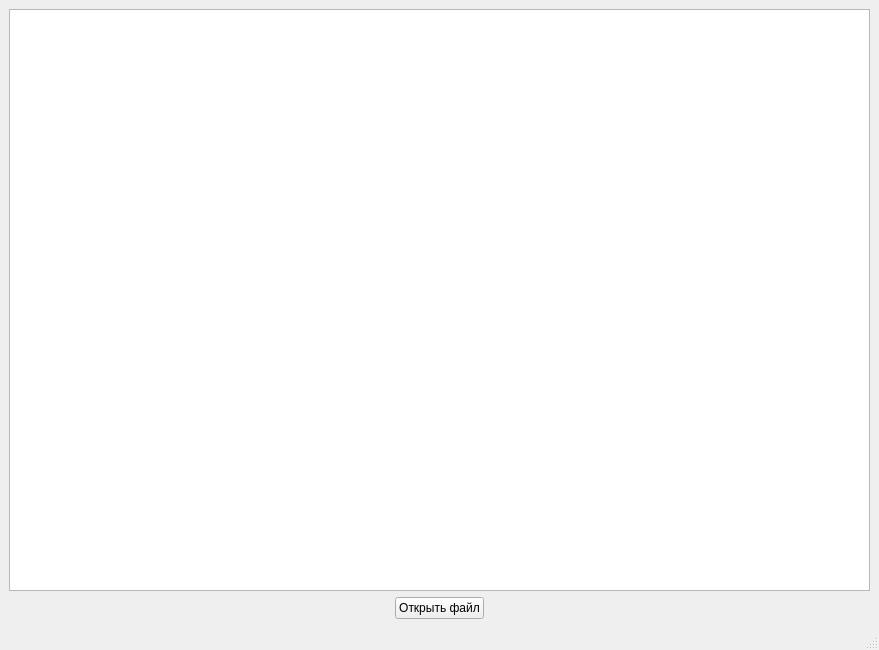
Qt form mainwindow.ui (Aluhug/221-329_Chegodaev_crypto-exam) before a commit.
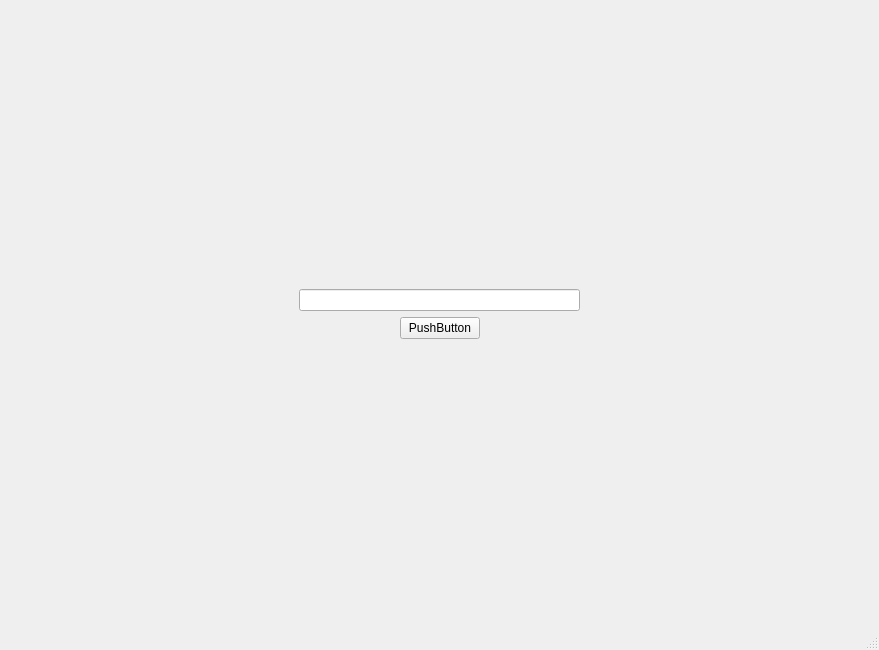
The same form after that commit.

Commit message: added pincode bun not work

Patch:
```diff
--- a/mainwindow.ui
+++ b/mainwindow.ui
@@ -16,6 +16,15 @@
   <widget class="QWidget" name="centralwidget">
    <layout class="QVBoxLayout" name="verticalLayout">
     <item>
+     <widget class="QStackedWidget" name="stackedWidget">
+      <property name="currentIndex">
+       <number>1</number>
+      </property>
+      <widget class="QWidget" name="page">
+       <layout class="QGridLayout" name="gridLayout">
+        <item row="0" column="0">
+         <layout class="QVBoxLayout" name="verticalLayout_2">
+          <item>
      <widget class="QListWidget" name="listWidget"/>
     </item>
     <item>
@@ -54,6 +63,112 @@
        </spacer>
       </item>
      </layout>
+          </item>
+         </layout>
+        </item>
+       </layout>
+      </widget>
+      <widget class="QWidget" name="page_2">
+       <layout class="QGridLayout" name="gridLayout_2">
+        <item row="0" column="1">
+         <spacer name="verticalSpacer_2">
+          <property name="orientation">
+           <enum>Qt::Vertical</enum>
+          </property>
+          <property name="sizeHint" stdset="0">
+           <size>
+            <width>20</width>
+            <height>248</height>
+           </size>
+          </property>
+         </spacer>
+        </item>
+        <item row="1" column="0">
+         <spacer name="horizontalSpacer_5">
+          <property name="orientation">
+           <enum>Qt::Horizontal</enum>
+          </property>
+          <property name="sizeHint" stdset="0">
+           <size>
+            <width>274</width>
+            <height>20</height>
+           </size>
+          </property>
+         </spacer>
+        </item>
+        <item row="1" column="1">
+         <layout class="QVBoxLayout" name="verticalLayout_4">
+          <item>
+           <widget class="QLineEdit" name="lineEdit"/>
+          </item>
+          <item>
+           <layout class="QHBoxLayout" name="horizontalLayout_2">
+            <item>
+             <spacer name="horizontalSpacer_3">
+              <property name="orientation">
+               <enum>Qt::Horizontal</enum>
+              </property>
+              <property name="sizeHint" stdset="0">
+               <size>
+                <width>40</width>
+                <height>20</height>
+               </size>
+              </property>
+             </spacer>
+            </item>
+            <item>
+             <widget class="QPushButton" name="pushButton">
+              <property name="text">
+               <string>PushButton</string>
+              </property>
+             </widget>
+            </item>
+            <item>
+             <spacer name="horizontalSpacer_4">
+              <property name="orientation">
+               <enum>Qt::Horizontal</enum>
+              </property>
+              <property name="sizeHint" stdset="0">
+               <size>
+                <width>40</width>
+                <height>20</height>
+               </size>
+              </property>
+             </spacer>
+            </item>
+           </layout>
+          </item>
+         </layout>
+        </item>
+        <item row="1" column="2">
+         <spacer name="horizontalSpacer_6">
+          <property name="orientation">
+           <enum>Qt::Horizontal</enum>
+          </property>
+          <property name="sizeHint" stdset="0">
+           <size>
+            <width>274</width>
+            <height>20</height>
+           </size>
+          </property>
+         </spacer>
+        </item>
+        <item row="2" column="1">
+         <spacer name="verticalSpacer">
+          <property name="orientation">
+           <enum>Qt::Vertical</enum>
+          </property>
+          <property name="sizeHint" stdset="0">
+           <size>
+            <width>20</width>
+            <height>247</height>
+           </size>
+          </property>
+         </spacer>
+        </item>
+       </layout>
+      </widget>
+     </widget>
     </item>
    </layout>
   </widget>
```
Lines whose indentation alone changed are shown as unchanged.
